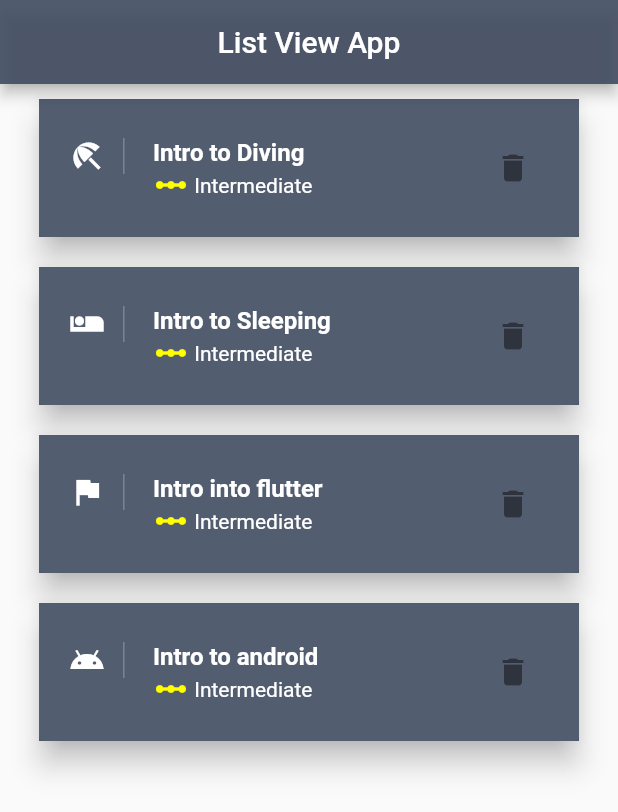
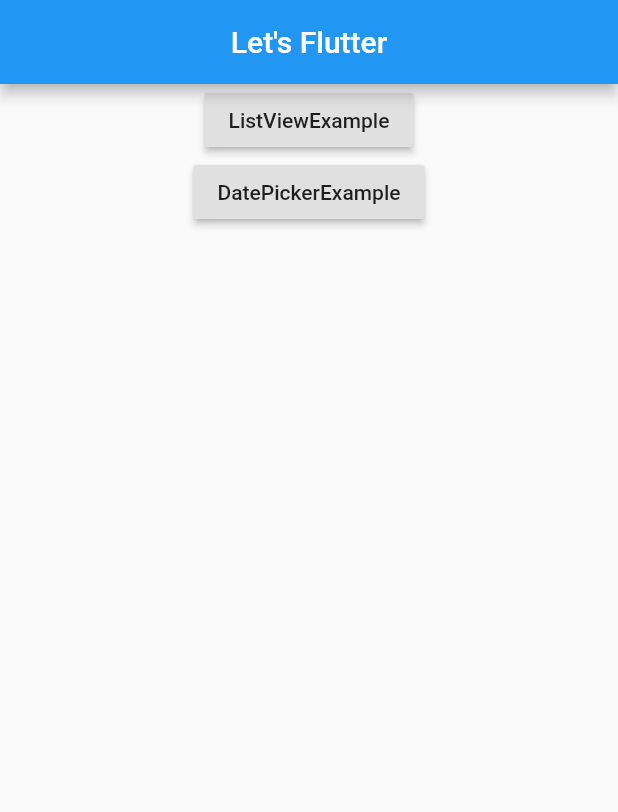
Before and after one commit to Saifallak/listview, a Flutter app: the screen it shows after launch, on a phone screen of 412 x 824 dp. Shown: the top 812 px of the screen. Run offline on Flutter 3.47's test engine with Material 2 defaults, Android fonts, the phone set to English and light mode, and no system bars.

Commit message:
Added DatePicker Example

```diff
--- a/lib/main.dart
+++ b/lib/main.dart
@@ -1,5 +1,6 @@
 import 'package:flutter/material.dart';
-import 'package:listview/BeatyCard.dart';
+import 'package:listview/datePickerExample.dart';
+import 'package:listview/listViewExample.dart';
 
 void main() => runApp(MyApp());
 
@@ -8,88 +9,37 @@ class MyApp extends StatelessWidget {
   Widget build(BuildContext context) {
     return MaterialApp(
       title: 'Flutter Demo',
-      home: MyHomePage(),
+      home: NavigateToExamples(),
+      routes: <String, WidgetBuilder>{
+        '/list': (BuildContext context) => ListViewExample(),
+        '/date': (BuildContext context) => DatePickerExample(),
+      },
     );
   }
 }
 
-class MyHomePage extends StatefulWidget {
-  @override
-  _MyHomePageState createState() => _MyHomePageState();
-}
-
-class _MyHomePageState extends State<MyHomePage> {
-  // Making Dummy Data
-  List<BeautyCard> listOfCards = [];
-
-  @override
-  void initState() {
-    super.initState();
-    listOfCards
-      ..add(
-        BeautyCard(
-          key: Key("uniqueCardID_12"),
-          // TODO: Let's assume that all cards have unique key got from DB
-          title: "Intro to Diving",
-          icon: Icons.beach_access,
-          onPressed: () => deleteListItem("uniqueCardID_12"),
-        ),
-      )
-      ..add(
-        BeautyCard(
-          key: Key("uniqueCardID_1xxaa"),
-          // TODO: Let's assume that all cards have unique key got from DB
-          title: "Intro to Sleeping",
-          icon: Icons.airline_seat_individual_suite,
-          onPressed: () => deleteListItem("uniqueCardID_1xxaa"),
-        ),
-      )
-      ..add(
-        BeautyCard(
-          key: Key("uniqueCardID_12311111"),
-          // TODO: Let's assume that all cards have unique key got from DB
-          title: "Intro into flutter",
-          icon: Icons.flag,
-          onPressed: () => deleteListItem("uniqueCardID_12311111"),
-        ),
-      )
-      ..add(
-        BeautyCard(
-          key: Key("uniqueCardID_1xxxx11"),
-          // TODO: Let's assume that all cards have unique key got from DB
-          title: "Intro to android",
-          icon: Icons.android,
-          onPressed: () => deleteListItem("uniqueCardID_1xxxx11"),
-        ),
-      );
-  }
-
-  void deleteListItem(String keyOfItem) {
-    listOfCards
-        .forEach((f) => debugPrint("Key in Before List : ${f.key.toString()}"));
-    debugPrint("Deleting Key : ${keyOfItem.toString()}");
-    setState(() {
-      listOfCards.removeWhere((itemCard) => itemCard.key == Key(keyOfItem));
-    });
-    listOfCards.forEach(
-        (f) => debugPrint("Key in List After Deleting : ${f.key.toString()}"));
-  }
-
+class NavigateToExamples extends StatelessWidget {
   @override
   Widget build(BuildContext context) {
     return Scaffold(
       appBar: AppBar(
-        title: Text("List View App"),
+        title: Text("Let's Flutter"),
         centerTitle: true,
-        backgroundColor: Color.fromRGBO(64, 75, 96, .9),
       ),
-      body: ListView.builder(
-          itemCount: listOfCards.length,
-          itemBuilder: (BuildContext context, int index) {
-            return ListTile(
-              title: listOfCards[index],
-            );
-          }), // This trailing comma makes auto-formatting nicer for build methods.
+      body: Center(
+        child: Column(
+          children: <Widget>[
+            RaisedButton(
+              onPressed: () => Navigator.of(context).pushNamed('/list'),
+              child: Text("ListViewExample"),
+            ),
+            RaisedButton(
+              onPressed: () => Navigator.of(context).pushNamed('/date'),
+              child: Text("DatePickerExample"),
+            ),
+          ],
+        ),
+      ),
     );
   }
 }
--- a/pubspec.yaml
+++ b/pubspec.yaml
@@ -19,6 +19,7 @@ dependencies:
   # The following adds the Cupertino Icons font to your application.
   # Use with the CupertinoIcons class for iOS style icons.
   cupertino_icons: ^0.1.2
+  intl: 0.15.7
 
 dev_dependencies:
   flutter_test:
```
Also changed, not shown: lib/datePickerExample.dart (added, +49 -0 lines), lib/listViewExample.dart (added, +83 -0 lines).
